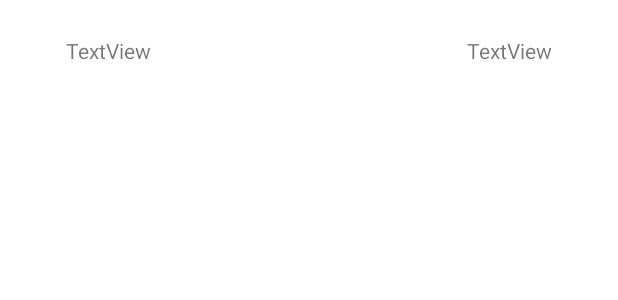
After one commit to Adan28742/Pc22010103420100770, an Android app: the layout item_movimiento.xml on its own in the app's theme, with its tools: preview values and no code run, on a phone screen of 412 x 824 dp. The commit adds this screen. Shown: the top 300 px of the screen. Run offline under Robolectric (Android 15) with nearby library versions, the phone set to English and light mode, and no system bars.

Commit message:
commit final punto 2 y punto 3

```diff
--- a/app/src/main/java/dev/adan/pc2_picon/model/MovModel.kt
+++ b/app/src/main/java/dev/adan/pc2_picon/model/MovModel.kt
@@ -4,6 +4,6 @@ import java.util.Date
 
 data class MovModel(
     val descripcion: String = "",
-    val fecha: Date,
+    val fecha: String = "",
     val monto: Double = 0.0
 )
--- /dev/null
+++ b/app/src/main/res/layout/item_movimiento.xml
@@ -0,0 +1,27 @@
+<?xml version="1.0" encoding="utf-8"?>
+<androidx.constraintlayout.widget.ConstraintLayout xmlns:android="http://schemas.android.com/apk/res/android"
+    xmlns:app="http://schemas.android.com/apk/res-auto"
+    xmlns:tools="http://schemas.android.com/tools"
+    android:layout_width="match_parent"
+    android:layout_height="wrap_content">
+
+    <TextView
+        android:id="@+id/tvFecha"
+        android:layout_width="wrap_content"
+        android:layout_height="wrap_content"
+        android:layout_marginStart="44dp"
+        android:layout_marginTop="24dp"
+        android:text="TextView"
+        app:layout_constraintStart_toStartOf="parent"
+        app:layout_constraintTop_toTopOf="parent" />
+
+    <TextView
+        android:id="@+id/tvMonto"
+        android:layout_width="wrap_content"
+        android:layout_height="wrap_content"
+        android:layout_marginTop="24dp"
+        android:layout_marginEnd="44dp"
+        android:text="TextView"
+        app:layout_constraintEnd_toEndOf="parent"
+        app:layout_constraintTop_toTopOf="parent" />
+</androidx.constraintlayout.widget.ConstraintLayout>
--- a/app/src/main/res/values/strings.xml
+++ b/app/src/main/res/values/strings.xml
@@ -24,4 +24,5 @@
     <string name="correo">pc2@gmail.com</string>
     <string name="contra">Contraseña: moviles</string>
     <string name="loh">Log in</string>
+    <string name="mov">MOVIMIENTOS</string>
 </resources>
```
Also changed, not shown: app/src/main/java/dev/adan/pc2_picon/adapter/MovimientosAdapter.kt (added, +39 -0 lines), app/src/main/java/dev/adan/pc2_picon/modell/MovimientoModel.kt (added, +8 -0 lines), app/src/main/java/dev/adan/pc2_picon/ui/gallery/GalleryFragment.kt (+40 -21 lines), app/src/main/java/dev/adan/pc2_picon/ui/home/HomeFragment.kt (+9 -6 lines), app/src/main/res/layout/fragment_gallery.xml (+13 -10 lines).
